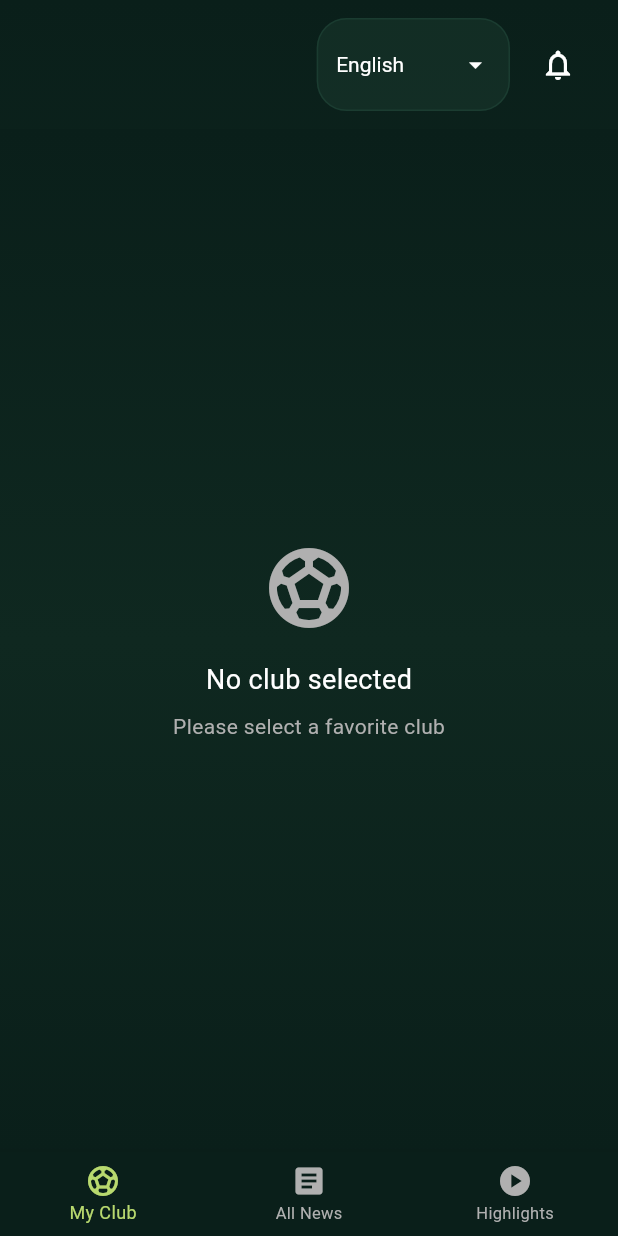
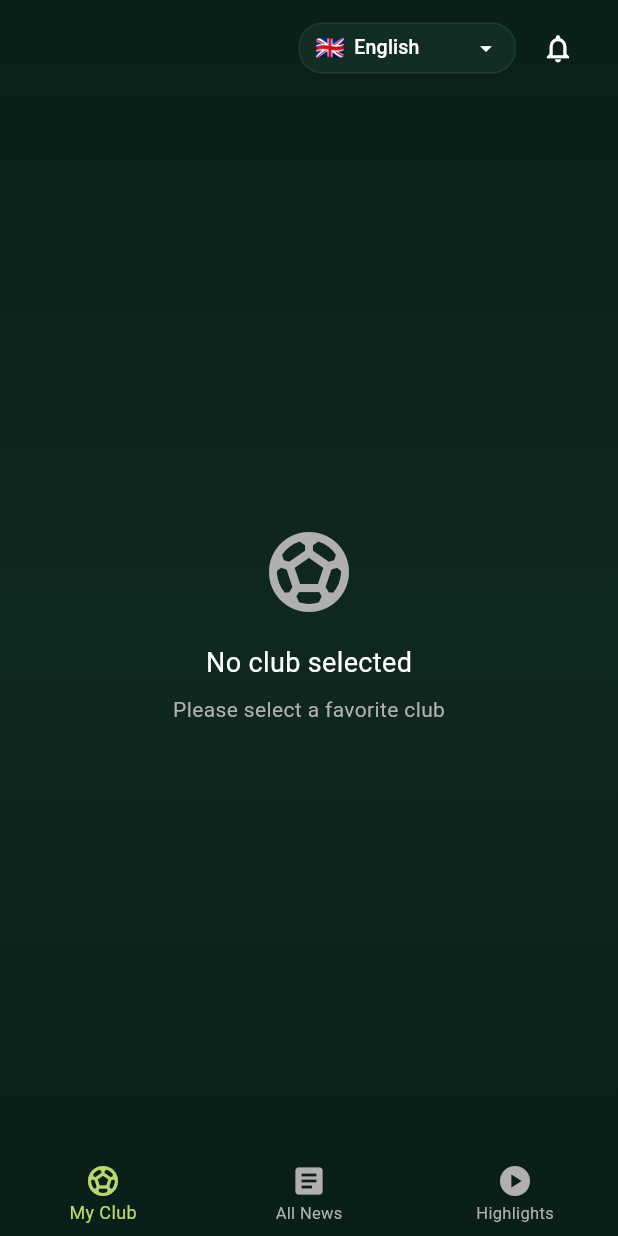
Before and after one commit to ayanafilee/fanzone, a Flutter app: the HomeScreen screen opened directly, on a phone screen of 412 x 824 dp. Run offline on Flutter 3.47's test engine with Material 3 defaults, Android fonts, the phone set to English and light mode, and no system bars; our stand-ins replace firebase_core, firebase_messaging, flutter_secure_storage, shared_preferences, youtube_player_flutter; accounts and stored records are empty.

Commit message:
replace the language selection with interactive language selection

```diff
--- a/mobile/lib/screens/home_screen.dart
+++ b/mobile/lib/screens/home_screen.dart
@@ -116,20 +116,62 @@ class _HomeScreenState extends State<HomeScreen> {
     }
   }
 
+  String _getCurrentLanguageFlag() {
+    if (_currentUser == null) return '🇬🇧';
+
+    switch (_currentUser!.language) {
+      case 'am':
+      case 'om':
+        return '🇪🇹';
+      default:
+        return '🇬🇧';
+    }
+  }
+
   Widget _buildLanguageDropdown() {
     return Container(
-      padding: const EdgeInsets.symmetric(horizontal: 12, vertical: 6),
+      padding: const EdgeInsets.symmetric(horizontal: 10, vertical: 4),
       decoration: BoxDecoration(
         color: AppColors.inputBackground.withOpacity(0.5),
-        borderRadius: BorderRadius.circular(20),
+        borderRadius: BorderRadius.circular(16),
         border: Border.all(color: AppColors.inputBorder.withOpacity(0.3)),
       ),
       child: DropdownButtonHideUnderline(
         child: DropdownButton<String>(
           value: _currentUser?.language ?? 'en',
-          dropdownColor: AppColors.inputBackground,
-          icon: const Icon(Icons.arrow_drop_down, color: Colors.white, size: 20),
-          style: const TextStyle(color: Colors.white, fontSize: 14),
+          dropdownColor: AppColors.darkGreen,
+          icon: const Icon(Icons.arrow_drop_down, color: Colors.white, size: 18),
+          isDense: true,
+          menuMaxHeight: 300,
+          borderRadius: BorderRadius.circular(12),
+          selectedItemBuilder: (BuildContext context) {
+            return [
+              Row(
+                mainAxisSize: MainAxisSize.min,
+                children: [
+                  Text('🇬🇧', style: const TextStyle(fontSize: 16)),
+                  const SizedBox(width: 6),
+                  const Text('English', style: TextStyle(color: Colors.white, fontSize: 13)),
+                ],
+              ),
+              Row(
+                mainAxisSize: MainAxisSize.min,
+                children: [
+                  Text('🇪🇹', style: const TextStyle(fontSize: 16)),
+                  const SizedBox(width: 6),
+                  const Text('አማርኛ', style: TextStyle(color: Colors.white, fontSize: 13)),
+                ],
+              ),
+              Row(
+                mainAxisSize: MainAxisSize.min,
+                children: [
+                  Text('🇪🇹', style: const TextStyle(fontSize: 16)),
+                  const SizedBox(width: 6),
+                  const Text('Afaan Oromo', style: TextStyle(color: Colors.white, fontSize: 13)),
+                ],
+              ),
+            ];
+          },
           onChanged: (String? newValue) async {
             if (newValue != null && newValue != _currentUser?.language) {
               final prefs = await SharedPreferences.getInstance();
@@ -147,18 +189,66 @@ class _HomeScreenState extends State<HomeScreen> {
               });
             }
           },
-          items: const [
+          items: [
             DropdownMenuItem(
               value: 'en',
-              child: Text('English'),
+              child: Container(
+                padding: const EdgeInsets.symmetric(vertical: 6, horizontal: 8),
+                decoration: BoxDecoration(
+                  color: _currentUser?.language == 'en'
+                      ? AppColors.buttonGreenEnd.withOpacity(0.2)
+                      : Colors.transparent,
+                  borderRadius: BorderRadius.circular(8),
+                ),
+                child: Row(
+                  mainAxisSize: MainAxisSize.min,
+                  children: const [
+                    Text('🇬🇧', style: TextStyle(fontSize: 16)),
+                    SizedBox(width: 6),
+                    Text('English', style: TextStyle(color: Colors.white, fontSize: 13, fontWeight: FontWeight.w500)),
+                  ],
+                ),
+              ),
             ),
             DropdownMenuItem(
               value: 'am',
-              child: Text('አማርኛ'),
+              child: Container(
+                padding: const EdgeInsets.symmetric(vertical: 6, horizontal: 8),
+                decoration: BoxDecoration(
+                  color: _currentUser?.language == 'am'
+                      ? AppColors.buttonGreenEnd.withOpacity(0.2)
+                      : Colors.transparent,
+                  borderRadius: BorderRadius.circular(8),
+                ),
+                child: Row(
+                  mainAxisSize: MainAxisSize.min,
+                  children: const [
+                    Text('🇪🇹', style: TextStyle(fontSize: 16)),
+                    SizedBox(width: 6),
+                    Text('አማርኛ', style: TextStyle(color: Colors.white, fontSize: 13, fontWeight: FontWeight.w500)),
+                  ],
+                ),
+              ),
             ),
             DropdownMenuItem(
               value: 'om',
-              child: Text('Afaan Oromo'),
+              child: Container(
+                padding: const EdgeInsets.symmetric(vertical: 6, horizontal: 8),
+                decoration: BoxDecoration(
+                  color: _currentUser?.language == 'om'
+                      ? AppColors.buttonGreenEnd.withOpacity(0.2)
+                      : Colors.transparent,
+                  borderRadius: BorderRadius.circular(8),
+                ),
+                child: Row(
+                  mainAxisSize: MainAxisSize.min,
+                  children: const [
+                    Text('🇪🇹', style: TextStyle(fontSize: 16)),
+                    SizedBox(width: 6),
+                    Text('Afaan Oromo', style: TextStyle(color: Colors.white, fontSize: 13, fontWeight: FontWeight.w500)),
+                  ],
+                ),
+              ),
             ),
           ],
         ),
@@ -199,18 +289,20 @@ class _HomeScreenState extends State<HomeScreen> {
               children: [
                 // Custom Header
                 Container(
-                  padding: const EdgeInsets.symmetric(horizontal: 16, vertical: 12),
+                  padding: const EdgeInsets.symmetric(horizontal: 16, vertical: 8),
                   child: Row(
                     children: [
                       const Spacer(),
                       // Language Dropdown
                       _buildLanguageDropdown(),
-                      const SizedBox(width: 8),
+                      const SizedBox(width: 4),
                       // Notification Icon
                       IconButton(
-                        icon: const Icon(Icons.notifications_outlined, color: Colors.white),
+                        icon: const Icon(Icons.notifications_outlined, color: Colors.white, size: 22),
                         onPressed: _showNotifications,
                         tooltip: 'Notifications',
+                        padding: const EdgeInsets.all(8),
+                        constraints: const BoxConstraints(),
                       ),
                     ],
                   ),
```
